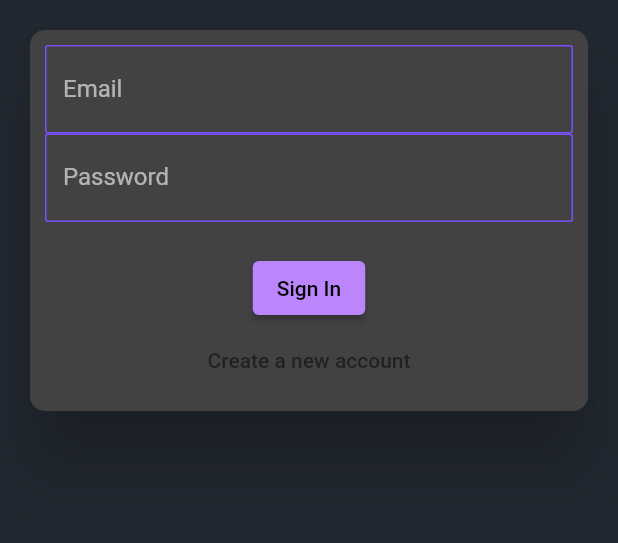
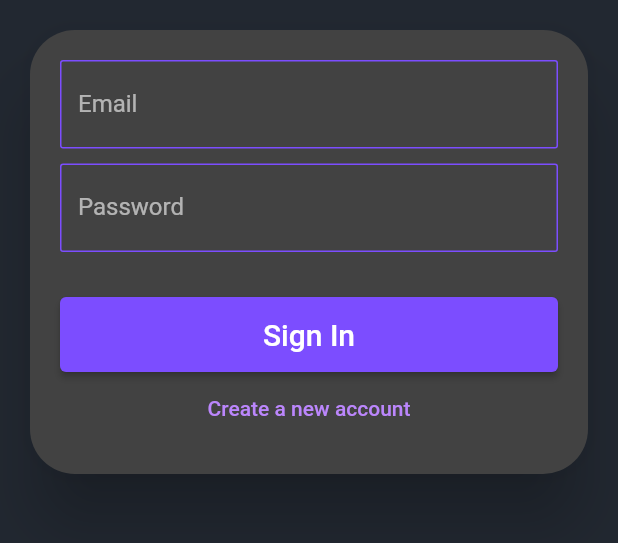
Before and after one commit to usamaTheFirst/sehatmand, a Flutter app: the screen it shows after launch, on a phone screen of 412 x 824 dp, the part 240-783 px from its top. Run offline on Flutter 3.47's test engine with Material 2 defaults, Android fonts, the phone set to English and light mode, and no system bars; our stand-ins replace cloud_firestore, firebase_auth, firebase_core, flashy_tab_bar2, flutter_form_builder, flutter_login and 1 more; accounts and stored records are empty.

Commit message:
fixed styling

```diff
--- a/lib/widgets/auth_form.dart
+++ b/lib/widgets/auth_form.dart
@@ -1,3 +1,4 @@
+import 'package:firebase_auth/firebase_auth.dart';
 import 'package:flutter/material.dart';
 
 class AuthForm extends StatefulWidget {
@@ -25,12 +26,12 @@ class _AuthFormState extends State<AuthForm> {
         elevation: 20,
         margin: EdgeInsets.all(20),
         shape: RoundedRectangleBorder(
-          borderRadius: BorderRadius.circular(10),
+          borderRadius: BorderRadius.circular(30),
         ),
         child: Form(
           key: _formKey,
           child: Padding(
-            padding: const EdgeInsets.all(10.0),
+            padding: const EdgeInsets.all(20.0),
             child: Column(
               children: [
                 TextFormField(
@@ -50,6 +51,9 @@ class _AuthFormState extends State<AuthForm> {
                   },
                   onSaved: (value) => _email = value,
                 ),
+                SizedBox(
+                  height: 10,
+                ),
                 TextFormField(
                   decoration: InputDecoration(labelText: 'Password'),
                   validator: (value) {
@@ -63,6 +67,9 @@ class _AuthFormState extends State<AuthForm> {
                   },
                   onSaved: (value) => _password = value,
                   obscureText: true,
+                ),
+                SizedBox(
+                  height: 10,
                 ),
                 if (!signinMode)
                   TextFormField(
@@ -84,7 +91,19 @@ class _AuthFormState extends State<AuthForm> {
                 if (widget.loader) CircularProgressIndicator(),
                 if (!widget.loader)
                   ElevatedButton(
-                    child: signinMode ? Text('Sign In') : Text('Sign Up'),
+                    style: ElevatedButton.styleFrom(
+                      primary: Theme.of(context).colorScheme.secondary,
+                      minimumSize: Size.fromHeight(50),
+                    ),
+                    child: signinMode
+                        ? Text(
+                            'Sign In',
+                            style: TextStyle(color: Colors.white, fontSize: 20),
+                          )
+                        : Text(
+                            'Sign Up',
+                            style: TextStyle(color: Colors.white, fontSize: 20),
+                          ),
                     onPressed: () {
                       if (_formKey.currentState!.validate()) {
                         _formKey.currentState!.save();
@@ -100,8 +119,7 @@ class _AuthFormState extends State<AuthForm> {
                     },
                   ),
                 if (!widget.loader)
-                  FlatButton(
-                    textColor: Theme.of(context).primaryColor,
+                  TextButton(
                     onPressed: () {
                       setState(() {
                         signinMode = !signinMode;
```
